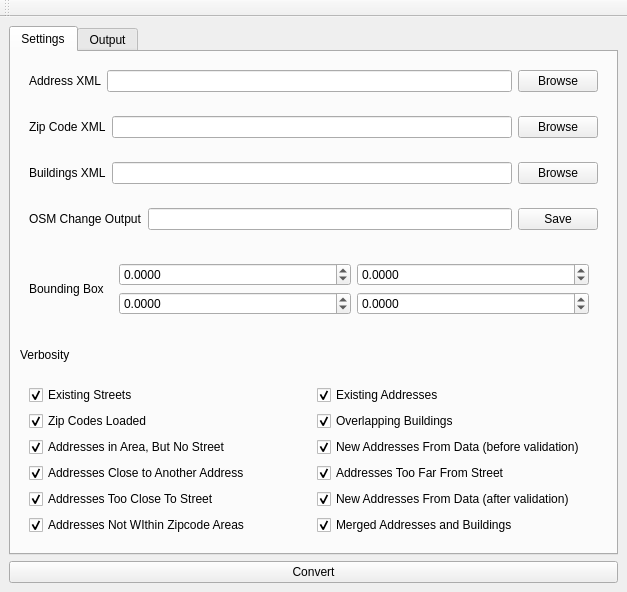
Above: MainForm.ui from saiarcot895/osm-fulton-address before the change. Below: the same form after it.
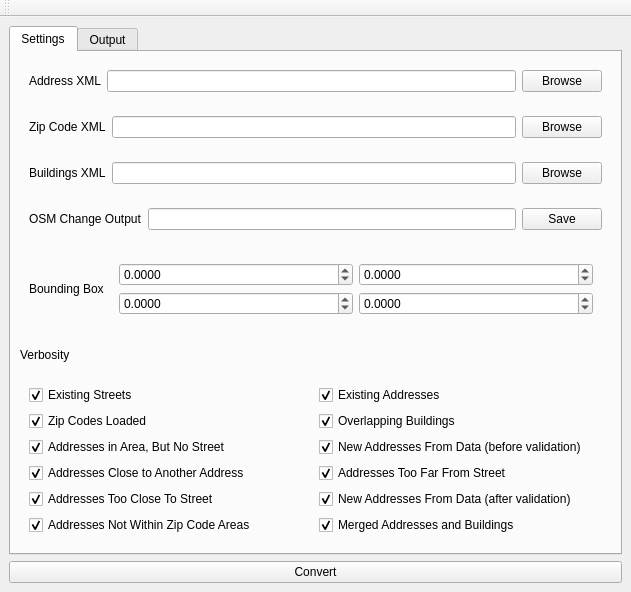
That is the form after the change.

```diff
--- a/MainForm.ui
+++ b/MainForm.ui
@@ -6,7 +6,7 @@
    <rect>
     <x>0</x>
     <y>0</y>
-    <width>627</width>
+    <width>631</width>
     <height>592</height>
    </rect>
   </property>
@@ -284,7 +284,7 @@
            <item row="5" column="0">
             <widget class="QCheckBox" name="checkBox_11">
              <property name="text">
-              <string>Addresses Not WIthin Zipcode Areas</string>
+              <string>Addresses Not Within Zip Code Areas</string>
              </property>
              <property name="checked">
               <bool>true</bool>
```
